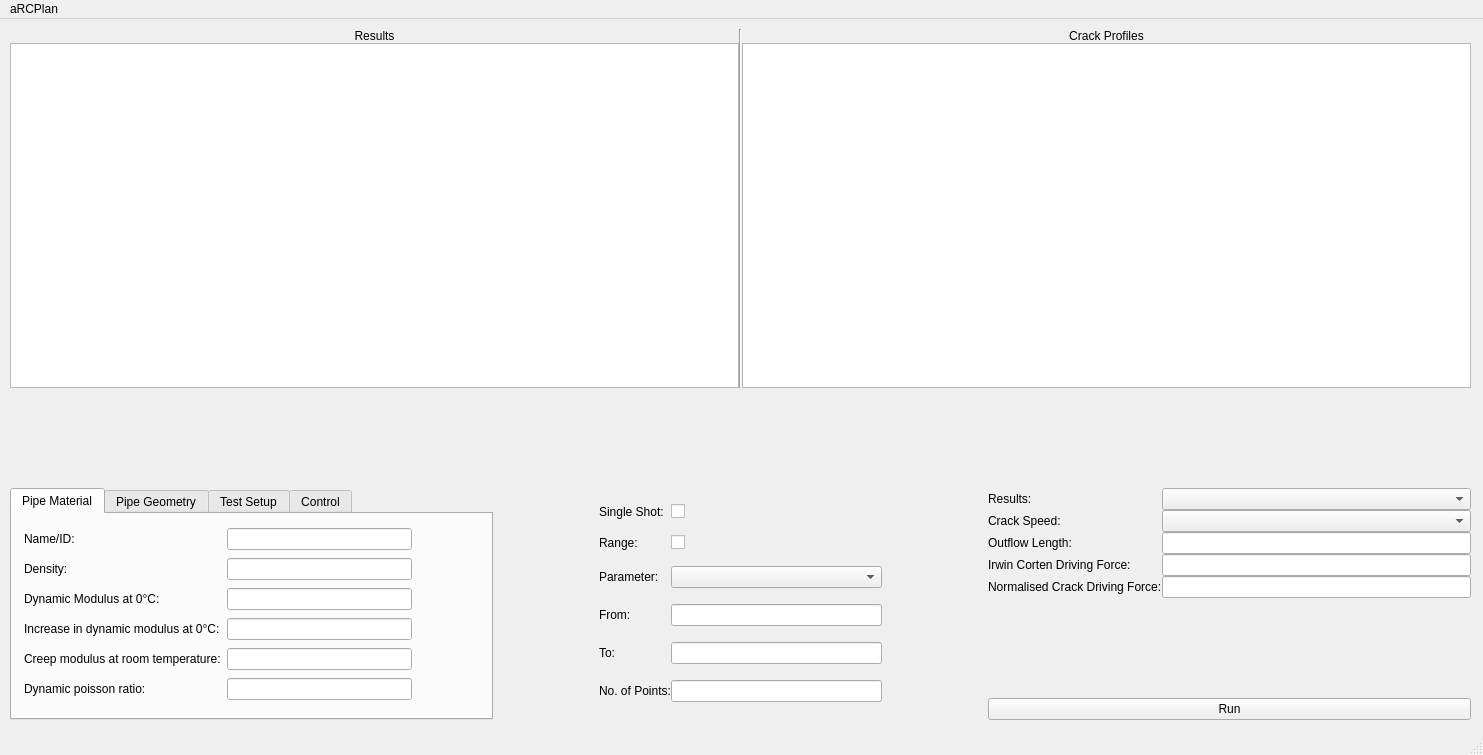
This is guimain.ui in FraserEdwards/aRCPlanQt as Qt 5 draws it before an edit. The edited form follows.
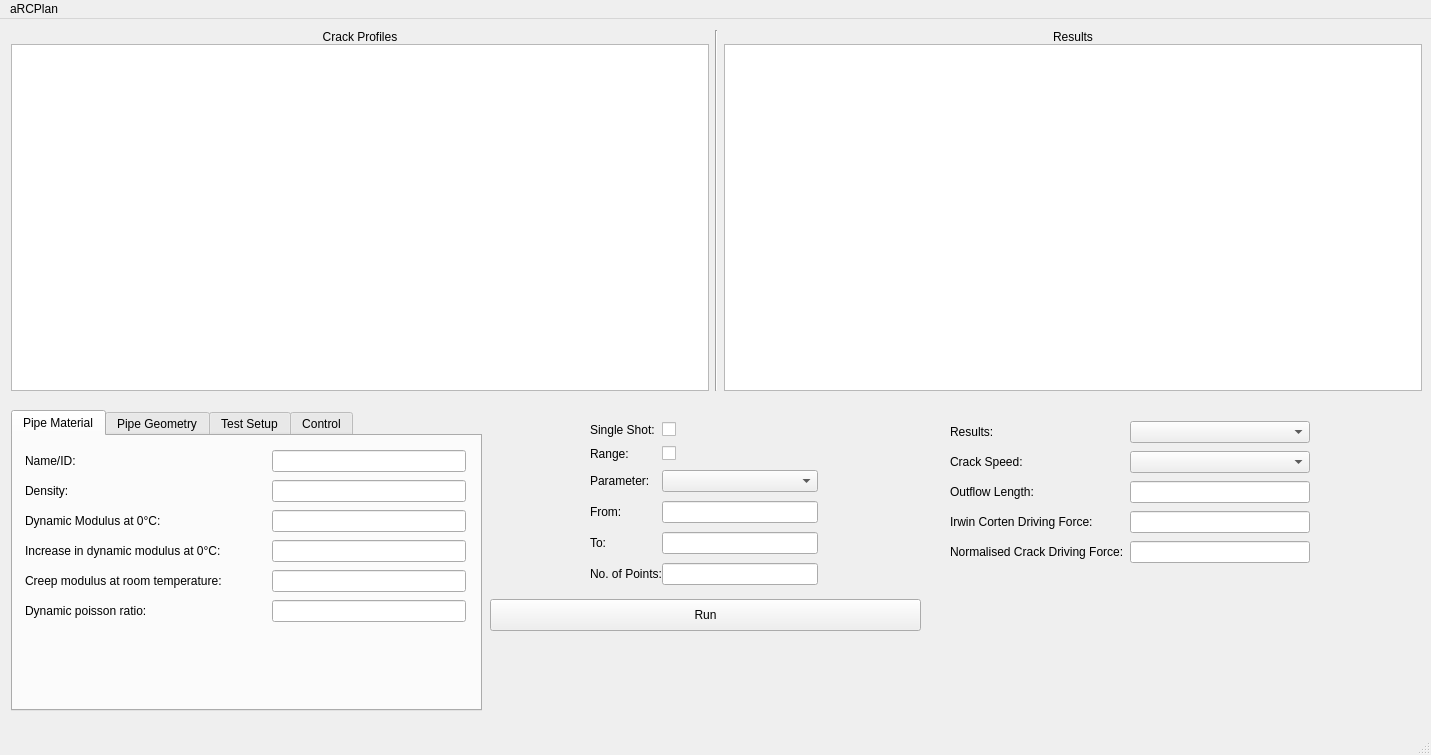
This is the edited form. The open tabs and pages were chosen to show the change.

Patch:
```diff
--- a/guimain.ui
+++ b/guimain.ui
@@ -6,7 +6,7 @@
    <rect>
     <x>0</x>
     <y>0</y>
-    <width>1483</width>
+    <width>1431</width>
     <height>755</height>
    </rect>
   </property>
@@ -17,24 +17,224 @@
    <widget class="QWidget" name="">
     <property name="geometry">
      <rect>
-      <x>10</x>
-      <y>10</y>
-      <width>1461</width>
-      <height>691</height>
+      <x>490</x>
+      <y>400</y>
+      <width>428</width>
+      <height>169</height>
      </rect>
     </property>
-    <layout class="QGridLayout" name="gridLayout_8" rowstretch="0,0,0">
-     <property name="sizeConstraint">
-      <enum>QLayout::SetNoConstraint</enum>
+    <layout class="QGridLayout" name="gridLayout_6" rowstretch="0,0,0,0,0,0,0,0">
+     <property name="leftMargin">
+      <number>100</number>
      </property>
+     <property name="rightMargin">
+      <number>100</number>
+     </property>
+     <property name="horizontalSpacing">
+      <number>0</number>
+     </property>
+     <item row="0" column="0" colspan="2">
+      <widget class="QLabel" name="label_2">
+       <property name="text">
+        <string>Single Shot:</string>
+       </property>
+      </widget>
+     </item>
+     <item row="1" column="0">
+      <widget class="QLabel" name="label">
+       <property name="text">
+        <string>Range:</string>
+       </property>
+      </widget>
+     </item>
+     <item row="5" column="0">
+      <widget class="QLabel" name="label_8">
+       <property name="text">
+        <string>From:</string>
+       </property>
+       <property name="alignment">
+        <set>Qt::AlignLeading|Qt::AlignLeft|Qt::AlignVCenter</set>
+       </property>
+      </widget>
+     </item>
+     <item row="5" column="3">
+      <widget class="QLineEdit" name="from"/>
+     </item>
+     <item row="6" column="0">
+      <widget class="QLabel" name="label_9">
+       <property name="text">
+        <string>To:</string>
+       </property>
+       <property name="alignment">
+        <set>Qt::AlignLeading|Qt::AlignLeft|Qt::AlignVCenter</set>
+       </property>
+      </widget>
+     </item>
+     <item row="6" column="3">
+      <widget class="QLineEdit" name="to"/>
+     </item>
+     <item row="7" column="0" colspan="3">
+      <widget class="QLabel" name="label_10">
+       <property name="text">
+        <string>No. of Points:</string>
+       </property>
+      </widget>
+     </item>
+     <item row="7" column="3">
+      <widget class="QLineEdit" name="noofpoints"/>
+     </item>
+     <item row="2" column="0">
+      <widget class="QLabel" name="label_7">
+       <property name="text">
+        <string>Parameter:</string>
+       </property>
+      </widget>
+     </item>
+     <item row="2" column="3">
+      <widget class="QComboBox" name="parameter">
+       <property name="frame">
+        <bool>true</bool>
+       </property>
+      </widget>
+     </item>
+     <item row="0" column="3">
+      <widget class="QCheckBox" name="singlemode">
+       <property name="text">
+        <string/>
+       </property>
+      </widget>
+     </item>
+     <item row="1" column="3">
+      <widget class="QCheckBox" name="rangemode">
+       <property name="text">
+        <string/>
+       </property>
+      </widget>
+     </item>
+    </layout>
+   </widget>
+   <widget class="QWidget" name="">
+    <property name="geometry">
+     <rect>
+      <x>950</x>
+      <y>400</y>
+      <width>360</width>
+      <height>146</height>
+     </rect>
+    </property>
+    <layout class="QGridLayout" name="gridLayout_7">
+     <item row="0" column="0">
+      <widget class="QLabel" name="label_21">
+       <property name="text">
+        <string>Results:</string>
+       </property>
+      </widget>
+     </item>
+     <item row="1" column="0" colspan="2">
+      <widget class="QLabel" name="label_15">
+       <property name="text">
+        <string>Crack Speed:</string>
+       </property>
+      </widget>
+     </item>
+     <item row="2" column="0" colspan="3">
+      <widget class="QLabel" name="label_18">
+       <property name="text">
+        <string>Outflow Length:</string>
+       </property>
+      </widget>
+     </item>
+     <item row="2" column="3">
+      <widget class="QLineEdit" name="outflowresult"/>
+     </item>
+     <item row="3" column="0" colspan="3">
+      <widget class="QLabel" name="label_19">
+       <property name="text">
+        <string>Irwin Corten Driving Force:</string>
+       </property>
+      </widget>
+     </item>
+     <item row="3" column="3">
+      <widget class="QLineEdit" name="cortendriving"/>
+     </item>
+     <item row="4" column="0" colspan="3">
+      <widget class="QLabel" name="label_20">
+       <property name="text">
+        <string>Normalised Crack Driving Force:</string>
+       </property>
+      </widget>
+     </item>
+     <item row="4" column="3">
+      <widget class="QLineEdit" name="normalisedforce"/>
+     </item>
+     <item row="0" column="3">
+      <widget class="QComboBox" name="Resultscombo"/>
+     </item>
+     <item row="1" column="3">
+      <widget class="QComboBox" name="Crackspeedcombo"/>
+     </item>
+    </layout>
+   </widget>
+   <widget class="QWidget" name="">
+    <property name="geometry">
+     <rect>
+      <x>11</x>
+      <y>11</y>
+      <width>1411</width>
+      <height>361</height>
+     </rect>
+    </property>
+    <layout class="QGridLayout" name="gridLayout" rowstretch="0,0">
      <property name="bottomMargin">
       <number>0</number>
      </property>
      <property name="verticalSpacing">
-      <number>100</number>
+      <number>0</number>
      </property>
-     <item row="1" column="0" rowspan="2">
+     <item row="0" column="0">
+      <widget class="QLabel" name="label_23">
+       <property name="text">
+        <string>Crack Profiles</string>
+       </property>
+       <property name="alignment">
+        <set>Qt::AlignCenter</set>
+       </property>
+      </widget>
+     </item>
+     <item row="0" column="1" rowspan="2">
+      <widget class="Line" name="line_2">
+       <property name="orientation">
+        <enum>Qt::Vertical</enum>
+       </property>
+      </widget>
+     </item>
+     <item row="0" column="2">
+      <widget class="QLabel" name="label_22">
+       <property name="text">
+        <string>Results</string>
+       </property>
+       <property name="alignment">
+        <set>Qt::AlignCenter</set>
+       </property>
+      </widget>
+     </item>
+     <item row="1" column="0">
+      <widget class="QGraphicsView" name="Profileview"/>
+     </item>
+     <item row="1" column="2">
+      <widget class="QGraphicsView" name="Resultsview"/>
+     </item>
+    </layout>
+   </widget>
       <widget class="QTabWidget" name="tabs">
+    <property name="geometry">
+     <rect>
+      <x>11</x>
+      <y>391</y>
+      <width>471</width>
+      <height>301</height>
+     </rect>
+    </property>
        <property name="currentIndex">
         <number>0</number>
        </property>
@@ -42,16 +242,19 @@
         <attribute name="title">
          <string>Pipe Material</string>
         </attribute>
-        <widget class="QWidget" name="">
+     <widget class="QWidget" name="layoutWidget">
          <property name="geometry">
           <rect>
            <x>12</x>
            <y>12</y>
-           <width>388</width>
+        <width>441</width>
            <height>178</height>
           </rect>
          </property>
          <layout class="QGridLayout" name="gridLayout_5">
+       <property name="horizontalSpacing">
+        <number>50</number>
+       </property>
           <item row="0" column="0">
            <widget class="QLabel" name="PipeID">
             <property name="text">
@@ -372,154 +575,15 @@
         </widget>
        </widget>
       </widget>
-     </item>
-     <item row="1" column="1" rowspan="2">
-      <layout class="QGridLayout" name="gridLayout_6" rowstretch="0,0,0,0,0,0,0,0">
-       <property name="leftMargin">
-        <number>100</number>
-       </property>
-       <property name="rightMargin">
-        <number>100</number>
-       </property>
-       <property name="horizontalSpacing">
-        <number>0</number>
-       </property>
-       <item row="0" column="0" colspan="2">
-        <widget class="QLabel" name="label_2">
-         <property name="text">
-          <string>Single Shot:</string>
-         </property>
-        </widget>
-       </item>
-       <item row="1" column="0">
-        <widget class="QLabel" name="label">
-         <property name="text">
-          <string>Range:</string>
-         </property>
-        </widget>
-       </item>
-       <item row="5" column="0">
-        <widget class="QLabel" name="label_8">
-         <property name="text">
-          <string>From:</string>
-         </property>
-         <property name="alignment">
-          <set>Qt::AlignLeading|Qt::AlignLeft|Qt::AlignVCenter</set>
-         </property>
-        </widget>
-       </item>
-       <item row="5" column="3">
-        <widget class="QLineEdit" name="from"/>
-       </item>
-       <item row="6" column="0">
-        <widget class="QLabel" name="label_9">
-         <property name="text">
-          <string>To:</string>
-         </property>
-         <property name="alignment">
-          <set>Qt::AlignLeading|Qt::AlignLeft|Qt::AlignVCenter</set>
-         </property>
-        </widget>
-       </item>
-       <item row="6" column="3">
-        <widget class="QLineEdit" name="to"/>
-       </item>
-       <item row="7" column="0" colspan="3">
-        <widget class="QLabel" name="label_10">
-         <property name="text">
-          <string>No. of Points:</string>
-         </property>
-        </widget>
-       </item>
-       <item row="7" column="3">
-        <widget class="QLineEdit" name="noofpoints"/>
-       </item>
-       <item row="2" column="0">
-        <widget class="QLabel" name="label_7">
-         <property name="text">
-          <string>Parameter:</string>
-         </property>
-        </widget>
-       </item>
-       <item row="2" column="3">
-        <widget class="QComboBox" name="parameter">
-         <property name="frame">
-          <bool>true</bool>
-         </property>
-        </widget>
-       </item>
-       <item row="0" column="3">
-        <widget class="QCheckBox" name="singlemode">
-         <property name="text">
-          <string/>
-         </property>
-        </widget>
-       </item>
-       <item row="1" column="3">
-        <widget class="QCheckBox" name="rangemode">
-         <property name="text">
-          <string/>
-         </property>
-        </widget>
-       </item>
-      </layout>
-     </item>
-     <item row="1" column="2">
-      <layout class="QGridLayout" name="gridLayout_7">
-       <item row="0" column="0">
-        <widget class="QLabel" name="label_21">
-         <property name="text">
-          <string>Results:</string>
-         </property>
-        </widget>
-       </item>
-       <item row="1" column="0" colspan="2">
-        <widget class="QLabel" name="label_15">
-         <property name="text">
-          <string>Crack Speed:</string>
-         </property>
-        </widget>
-       </item>
-       <item row="2" column="0" colspan="3">
-        <widget class="QLabel" name="label_18">
-         <property name="text">
-          <string>Outflow Length:</string>
-         </property>
-        </widget>
-       </item>
-       <item row="2" column="3">
-        <widget class="QLineEdit" name="outflowresult"/>
-       </item>
-       <item row="3" column="0" colspan="3">
-        <widget class="QLabel" name="label_19">
-         <property name="text">
-          <string>Irwin Corten Driving Force:</string>
-         </property>
-        </widget>
-       </item>
-       <item row="3" column="3">
-        <widget class="QLineEdit" name="cortendriving"/>
-       </item>
-       <item row="4" column="0" colspan="3">
-        <widget class="QLabel" name="label_20">
-         <property name="text">
-          <string>Normalised Crack Driving Force:</string>
-         </property>
-        </widget>
-       </item>
-       <item row="4" column="3">
-        <widget class="QLineEdit" name="normalisedforce"/>
-       </item>
-       <item row="0" column="3">
-        <widget class="QComboBox" name="Resultscombo"/>
-       </item>
-       <item row="1" column="3">
-        <widget class="QComboBox" name="Crackspeedcombo"/>
-       </item>
-      </layout>
-     </item>
-     <item row="2" column="2">
       <widget class="QPushButton" name="Runbutton">
+    <property name="geometry">
+     <rect>
+      <x>490</x>
+      <y>580</y>
+      <width>431</width>
+      <height>32</height>
+     </rect>
+    </property>
        <property name="sizePolicy">
         <sizepolicy hsizetype="Minimum" vsizetype="Fixed">
          <horstretch>0</horstretch>
@@ -530,78 +594,13 @@
         <string>Run</string>
        </property>
       </widget>
-     </item>
-     <item row="0" column="0" colspan="3">
-      <layout class="QGridLayout" name="gridLayout" rowstretch="0,0">
-       <property name="bottomMargin">
-        <number>0</number>
-       </property>
-       <property name="verticalSpacing">
-        <number>0</number>
-       </property>
-       <item row="0" column="0">
-        <widget class="QLabel" name="label_23">
-         <property name="text">
-          <string>Results</string>
-         </property>
-         <property name="alignment">
-          <set>Qt::AlignCenter</set>
-         </property>
-        </widget>
-       </item>
-       <item row="0" column="1" rowspan="2">
-        <widget class="Line" name="line_2">
-         <property name="orientation">
-          <enum>Qt::Vertical</enum>
-         </property>
-        </widget>
-       </item>
-       <item row="0" column="2">
-        <widget class="QLabel" name="label_22">
-         <property name="text">
-          <string>Crack Profiles</string>
-         </property>
-         <property name="alignment">
-          <set>Qt::AlignCenter</set>
-         </property>
-        </widget>
-       </item>
-       <item row="1" column="0">
-        <widget class="QGraphicsView" name="Profileview"/>
-       </item>
-       <item row="1" column="2">
-        <widget class="QGraphicsView" name="Resultsview"/>
-       </item>
-      </layout>
-     </item>
-    </layout>
-   </widget>
-   <zorder>layoutWidget_2</zorder>
-   <zorder>layoutWidget</zorder>
-   <zorder>layoutWidget_3</zorder>
-   <zorder>tabs</zorder>
-   <zorder>Runbutton</zorder>
-   <zorder>line_2</zorder>
-   <zorder>Profileview</zorder>
-   <zorder>layoutWidget</zorder>
-   <zorder>Resultsview</zorder>
-   <zorder>layoutWidget_11</zorder>
-   <zorder>layoutWidget_12</zorder>
-   <zorder>label_22</zorder>
-   <zorder>label_23</zorder>
-   <zorder>label_21</zorder>
-   <zorder></zorder>
-   <zorder>label_2</zorder>
-   <zorder>singlemode</zorder>
-   <zorder>label_15</zorder>
-   <zorder></zorder>
   </widget>
   <widget class="QMenuBar" name="menubar">
    <property name="geometry">
     <rect>
      <x>0</x>
      <y>0</y>
-     <width>1483</width>
+     <width>1431</width>
      <height>22</height>
     </rect>
    </property>
```
Left out of the diff: 21 changed lines with no effect on the pictures. Lines whose indentation alone changed are shown as unchanged.
